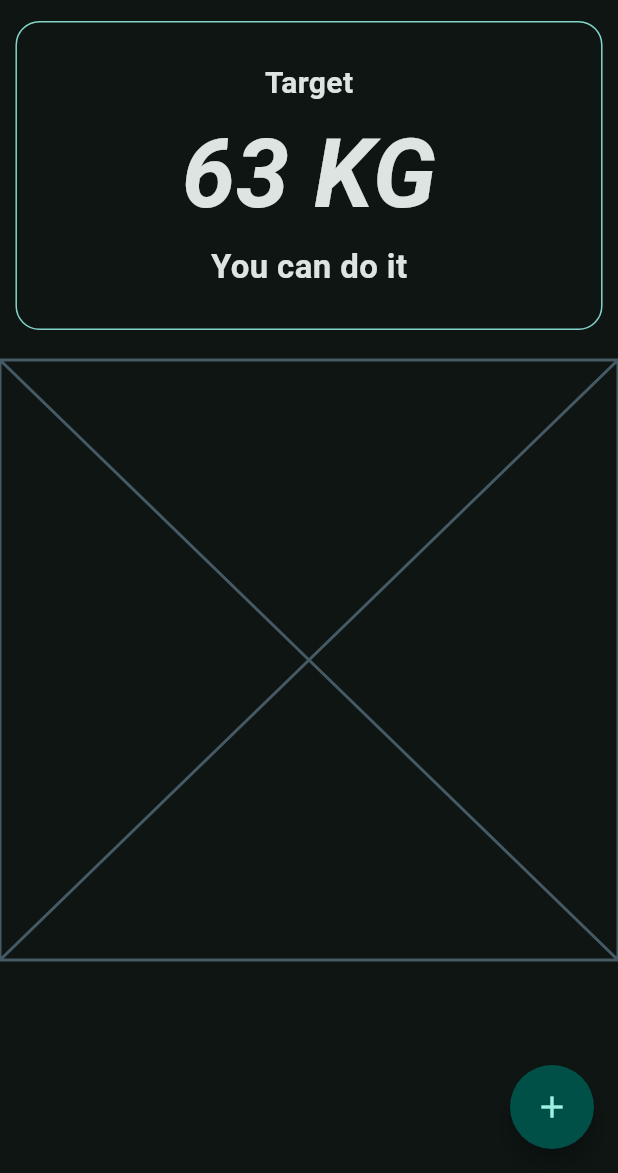
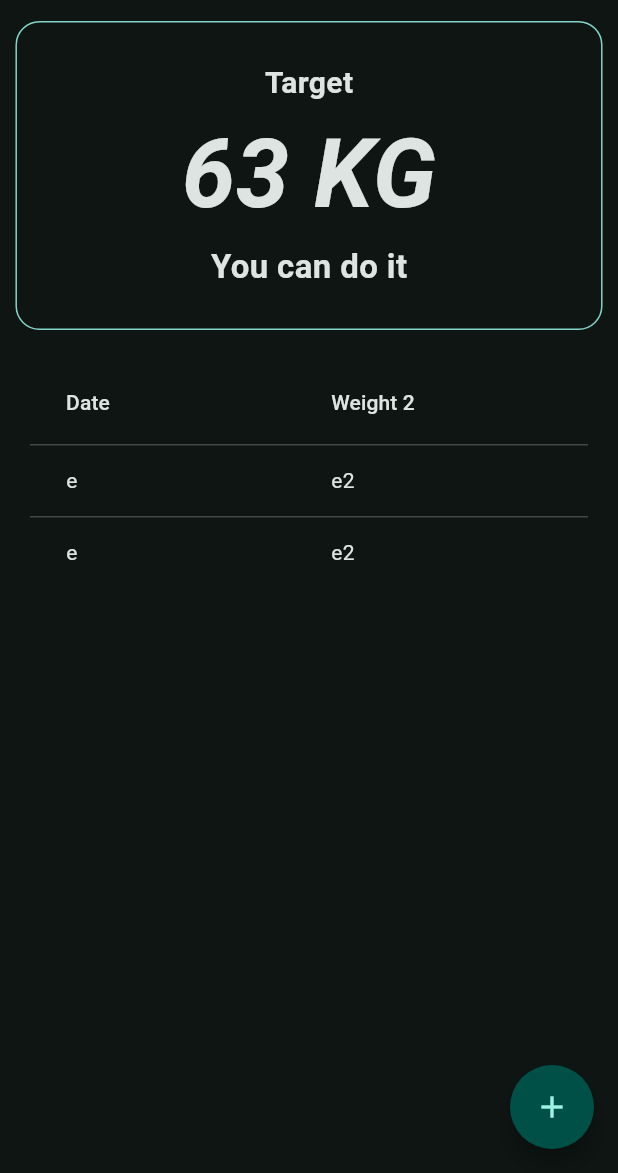
Before and after one commit to Caresle-Archive/crworkout_tracker, a Flutter app: the WeightScreen screen opened by its route, on a phone screen of 412 x 824 dp, the part 63-1236 px from its top. Run offline on Flutter 3.47's test engine with Material 2 defaults, Android fonts, the phone set to English and light mode, and no system bars; our stand-ins replace go_router.

Commit message:
Add table for weights

```diff
--- a/lib/screens/weight/weight_screen.dart
+++ b/lib/screens/weight/weight_screen.dart
@@ -23,6 +23,8 @@ class WeightScreen extends StatelessWidget {
       ),
       body: const SingleChildScrollView(
         child: Column(
+          mainAxisAlignment: MainAxisAlignment.center,
+          crossAxisAlignment: CrossAxisAlignment.center,
           children: [
             WeightTarget(),
             SizedBox(height: 20,),
--- a/lib/screens/weight/weight_table.dart
+++ b/lib/screens/weight/weight_table.dart
@@ -3,8 +3,28 @@ import 'package:flutter/material.dart';
 class WeightTable extends StatelessWidget {
   const WeightTable({ super.key });
 
+  List<DataColumn> generateWeightColumns(List<String> columns) {
+    return columns.map((e) => DataColumn(label: Text(e))).toList();
+  }
+
+  List<DataRow> generateItemRow(List<String> values) {
+    return values.map((e) => const DataRow(cells: <DataCell>[
+        DataCell(Text('e')),
+        DataCell(Text('e2')),
+      ]
+    )).toList();
+  }
   @override
   Widget build(BuildContext context) {
-    return const Placeholder();
+    return SizedBox(
+      width: MediaQuery.of(context).size.width,
+      child: Padding(
+        padding: const EdgeInsets.symmetric(horizontal: 20),
+        child: DataTable(
+          columns: generateWeightColumns(['Date', 'Weight 2']),
+          rows: generateItemRow(['one', 'two'])
+        ),
+      ),
+    );
   }
 }
```
